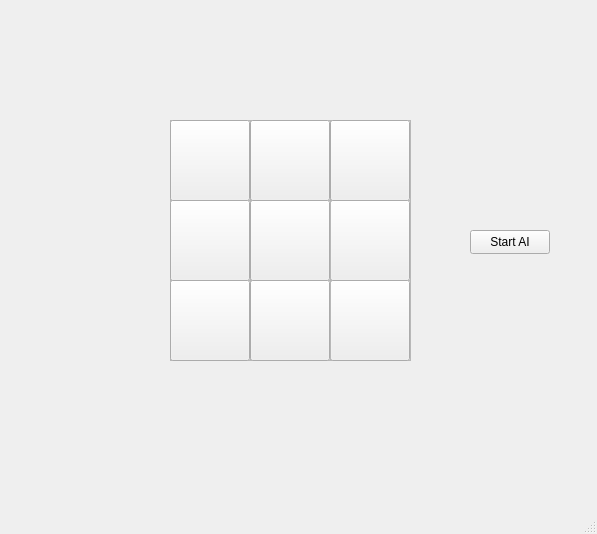
This is gui/CrossnCircle/mainwindow.ui in ksaweryjo/ZMP-LABS as Qt 5 draws it before an edit. The edited form follows.
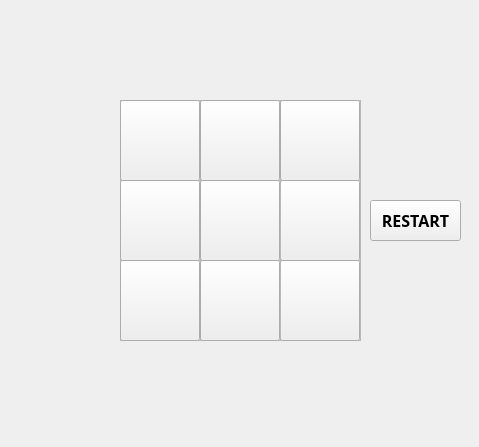
This is the edited form.

Diff of the .ui file:
```diff
--- a/gui/CrossnCircle/mainwindow.ui
+++ b/gui/CrossnCircle/mainwindow.ui
@@ -6,8 +6,8 @@
    <rect>
     <x>0</x>
     <y>0</y>
-    <width>597</width>
-    <height>534</height>
+    <width>479</width>
+    <height>447</height>
    </rect>
   </property>
   <property name="windowTitle">
@@ -17,8 +17,8 @@
    <widget class="QFrame" name="frame_1">
     <property name="geometry">
      <rect>
-      <x>170</x>
-      <y>120</y>
+      <x>120</x>
+      <y>100</y>
       <width>81</width>
       <height>81</height>
      </rect>
@@ -41,6 +41,12 @@
        <height>81</height>
       </rect>
      </property>
+     <property name="font">
+      <font>
+       <family>FiraCode Nerd Font Mono</family>
+       <pointsize>36</pointsize>
+      </font>
+     </property>
      <property name="text">
       <string/>
      </property>
@@ -49,8 +55,8 @@
    <widget class="QFrame" name="frame_2">
     <property name="geometry">
      <rect>
-      <x>250</x>
-      <y>120</y>
+      <x>200</x>
+      <y>100</y>
       <width>81</width>
       <height>81</height>
      </rect>
@@ -73,6 +79,12 @@
        <height>81</height>
       </rect>
      </property>
+     <property name="font">
+      <font>
+       <family>FiraCode Nerd Font Mono</family>
+       <pointsize>36</pointsize>
+      </font>
+     </property>
      <property name="text">
       <string/>
      </property>
@@ -81,8 +93,8 @@
    <widget class="QFrame" name="frame_3">
     <property name="geometry">
      <rect>
-      <x>330</x>
-      <y>120</y>
+      <x>280</x>
+      <y>100</y>
       <width>81</width>
       <height>81</height>
      </rect>
@@ -105,6 +117,12 @@
        <height>81</height>
       </rect>
      </property>
+     <property name="font">
+      <font>
+       <family>FiraCode Nerd Font Mono</family>
+       <pointsize>36</pointsize>
+      </font>
+     </property>
      <property name="text">
       <string/>
      </property>
@@ -113,8 +131,8 @@
    <widget class="QFrame" name="frame_4">
     <property name="geometry">
      <rect>
-      <x>170</x>
-      <y>200</y>
+      <x>120</x>
+      <y>180</y>
       <width>81</width>
       <height>81</height>
      </rect>
@@ -137,6 +155,12 @@
        <height>81</height>
       </rect>
      </property>
+     <property name="font">
+      <font>
+       <family>FiraCode Nerd Font Mono</family>
+       <pointsize>36</pointsize>
+      </font>
+     </property>
      <property name="text">
       <string/>
      </property>
@@ -145,8 +169,8 @@
    <widget class="QFrame" name="frame_5">
     <property name="geometry">
      <rect>
-      <x>330</x>
-      <y>200</y>
+      <x>280</x>
+      <y>180</y>
       <width>81</width>
       <height>81</height>
      </rect>
@@ -169,6 +193,12 @@
        <height>81</height>
       </rect>
      </property>
+     <property name="font">
+      <font>
+       <family>FiraCode Nerd Font Mono</family>
+       <pointsize>36</pointsize>
+      </font>
+     </property>
      <property name="text">
       <string/>
      </property>
@@ -177,8 +207,8 @@
    <widget class="QFrame" name="frame_6">
     <property name="geometry">
      <rect>
-      <x>250</x>
-      <y>200</y>
+      <x>200</x>
+      <y>180</y>
       <width>81</width>
       <height>81</height>
      </rect>
@@ -201,6 +231,13 @@
        <height>81</height>
       </rect>
      </property>
+     <property name="font">
+      <font>
+       <family>FiraCode Nerd Font Mono</family>
+       <pointsize>36</pointsize>
+       <bold>false</bold>
+      </font>
+     </property>
      <property name="text">
       <string/>
      </property>
@@ -209,8 +246,8 @@
    <widget class="QFrame" name="frame_7">
     <property name="geometry">
      <rect>
-      <x>170</x>
-      <y>280</y>
+      <x>120</x>
+      <y>260</y>
       <width>81</width>
       <height>81</height>
      </rect>
@@ -233,6 +270,12 @@
        <height>81</height>
       </rect>
      </property>
+     <property name="font">
+      <font>
+       <family>FiraCode Nerd Font Mono</family>
+       <pointsize>36</pointsize>
+      </font>
+     </property>
      <property name="text">
       <string/>
      </property>
@@ -241,8 +284,8 @@
    <widget class="QFrame" name="frame_8">
     <property name="geometry">
      <rect>
-      <x>330</x>
-      <y>280</y>
+      <x>280</x>
+      <y>260</y>
       <width>81</width>
       <height>81</height>
      </rect>
@@ -265,6 +308,12 @@
        <height>81</height>
       </rect>
      </property>
+     <property name="font">
+      <font>
+       <family>FiraCode Nerd Font Mono</family>
+       <pointsize>36</pointsize>
+      </font>
+     </property>
      <property name="text">
       <string/>
      </property>
@@ -273,8 +322,8 @@
    <widget class="QFrame" name="frame_9">
     <property name="geometry">
      <rect>
-      <x>250</x>
-      <y>280</y>
+      <x>200</x>
+      <y>260</y>
       <width>81</width>
       <height>81</height>
      </rect>
@@ -297,36 +346,64 @@
        <height>81</height>
       </rect>
      </property>
+     <property name="font">
+      <font>
+       <family>FiraCode Nerd Font Mono</family>
+       <pointsize>36</pointsize>
+      </font>
+     </property>
      <property name="text">
       <string/>
      </property>
     </widget>
    </widget>
-   <widget class="QPushButton" name="StartAI">
+   <widget class="QLabel" name="Winner">
     <property name="geometry">
      <rect>
-      <x>470</x>
-      <y>230</y>
-      <width>80</width>
-      <height>24</height>
+      <x>120</x>
+      <y>350</y>
+      <width>231</width>
+      <height>78</height>
      </rect>
     </property>
+    <property name="font">
+     <font>
+      <family>FiraCode Nerd Font Mono</family>
+      <pointsize>22</pointsize>
+      <bold>true</bold>
+     </font>
+    </property>
     <property name="text">
-     <string>Start AI</string>
+     <string/>
     </property>
+    <property name="textFormat">
+     <enum>Qt::RichText</enum>
+    </property>
+    <property name="alignment">
+     <set>Qt::AlignCenter</set>
+    </property>
    </widget>
+   <widget class="QPushButton" name="Restart">
+    <property name="geometry">
+     <rect>
+      <x>370</x>
+      <y>200</y>
+      <width>91</width>
+      <height>41</height>
+     </rect>
+    </property>
+    <property name="font">
+     <font>
+      <family>FiraCode Nerd Font Mono</family>
+      <pointsize>12</pointsize>
+      <bold>true</bold>
+     </font>
+    </property>
+    <property name="text">
+     <string>RESTART</string>
+    </property>
+   </widget>
   </widget>
-  <widget class="QMenuBar" name="menubar">
-   <property name="geometry">
-    <rect>
-     <x>0</x>
-     <y>0</y>
-     <width>597</width>
-     <height>21</height>
-    </rect>
-   </property>
-  </widget>
-  <widget class="QStatusBar" name="statusbar"/>
  </widget>
  <resources/>
  <connections/>
```
